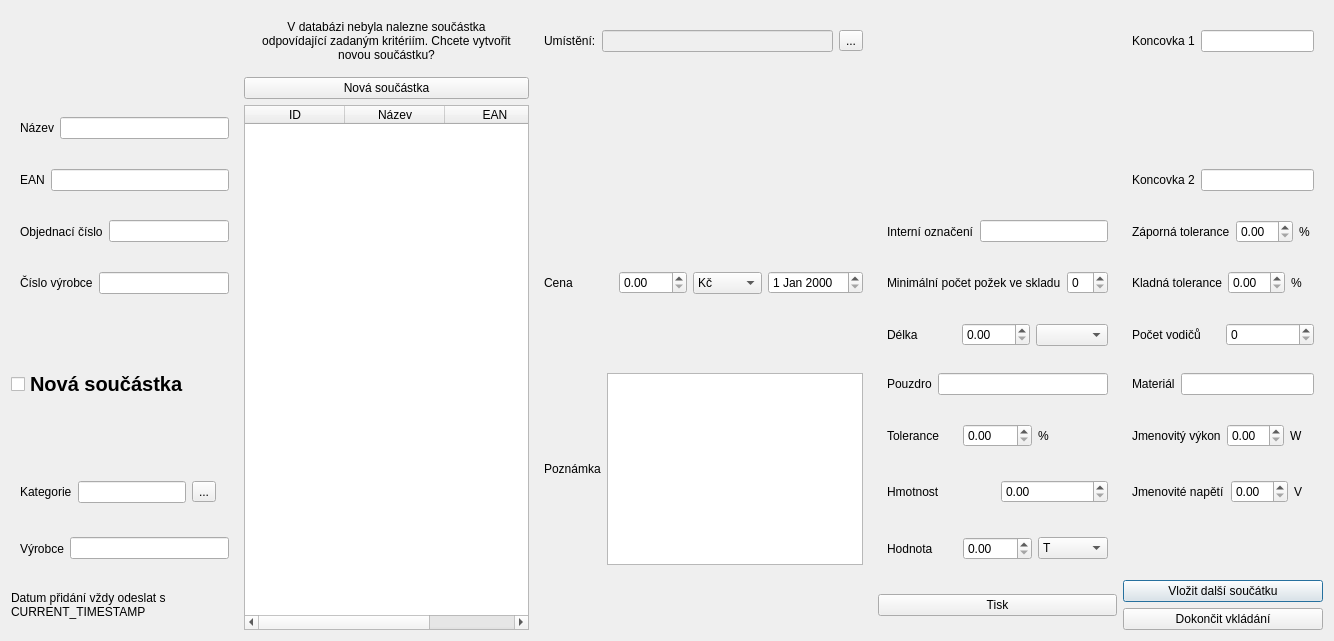
This is PPPart/prijem_novy_1.ui in Vcpavel31/PPPart as Qt 5 draws it before an edit. The edited form follows.
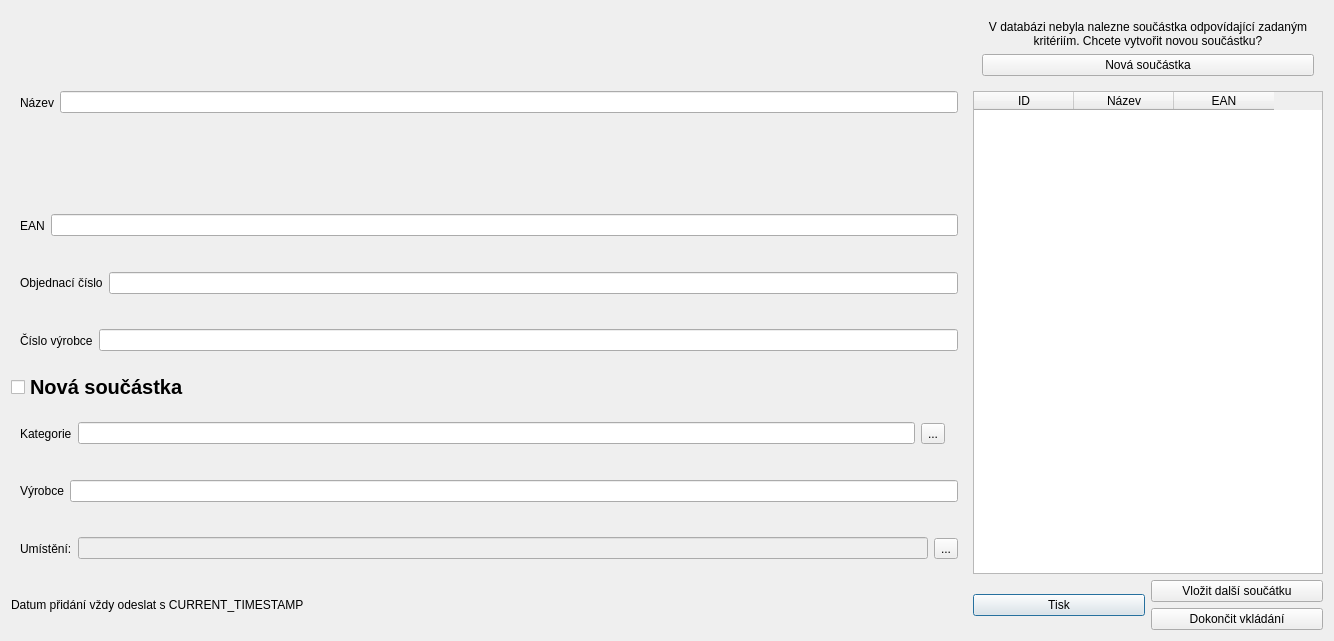
This is the edited form. Icons and pictures are not drawn.

Diff of the .ui file:
```diff
--- a/PPPart/prijem_novy_1.ui
+++ b/PPPart/prijem_novy_1.ui
@@ -14,494 +14,7 @@
    <string>Dialog</string>
   </property>
   <layout class="QGridLayout" name="gridLayout">
-   <item row="0" column="2">
-    <widget class="QWidget" name="Umisteni" native="true">
-     <layout class="QHBoxLayout" name="Umisteni_4">
-      <item>
-       <widget class="QLabel" name="Umisteni_1">
-        <property name="text">
-         <string>Umístění:</string>
-        </property>
-       </widget>
-      </item>
-      <item>
-       <widget class="QLineEdit" name="Umisteni_2">
-        <property name="enabled">
-         <bool>false</bool>
-        </property>
-       </widget>
-      </item>
-      <item>
-       <widget class="QToolButton" name="Umisteni_3">
-        <property name="text">
-         <string>...</string>
-        </property>
-       </widget>
-      </item>
-     </layout>
-    </widget>
-   </item>
-   <item row="7" column="3">
-    <widget class="QWidget" name="Pouzdro" native="true">
-     <layout class="QHBoxLayout" name="horizontalLayout_13">
-      <item>
-       <widget class="QLabel" name="Pouzdro_1">
-        <property name="text">
-         <string>Pouzdro</string>
-        </property>
-       </widget>
-      </item>
-      <item>
-       <widget class="QLineEdit" name="Pouzdro_2"/>
-      </item>
-     </layout>
-    </widget>
-   </item>
-   <item row="5" column="4">
-    <widget class="QWidget" name="Kladna_tolerance" native="true">
-     <layout class="QHBoxLayout" name="horizontalLayout_20">
-      <item>
-       <widget class="QLabel" name="Kladna_tolerance_1">
-        <property name="text">
-         <string>Kladná tolerance</string>
-        </property>
-       </widget>
-      </item>
-      <item>
-       <widget class="QDoubleSpinBox" name="Kladna_tolerance_2"/>
-      </item>
-      <item>
-       <widget class="QLabel" name="Kladna_tolerance_3">
-        <property name="text">
-         <string>%</string>
-        </property>
-       </widget>
-      </item>
-     </layout>
-    </widget>
-   </item>
-   <item row="8" column="3">
-    <widget class="QWidget" name="Tolerance" native="true">
-     <layout class="QHBoxLayout" name="horizontalLayout_14">
-      <item>
-       <widget class="QLabel" name="Tolerance_1">
-        <property name="text">
-         <string>Tolerance</string>
-        </property>
-       </widget>
-      </item>
-      <item>
-       <widget class="QDoubleSpinBox" name="Tolerance_2"/>
-      </item>
-      <item>
-       <widget class="QLabel" name="Tolerance_3">
-        <property name="text">
-         <string>%</string>
-        </property>
-       </widget>
-      </item>
-     </layout>
-    </widget>
-   </item>
-   <item row="9" column="0">
-    <widget class="QWidget" name="Kategorie" native="true">
-     <layout class="QHBoxLayout" name="horizontalLayout_4">
-      <item>
-       <widget class="QLabel" name="Kategorie_1">
-        <property name="text">
-         <string>Kategorie</string>
-        </property>
-       </widget>
-      </item>
-      <item>
-       <widget class="QLineEdit" name="Kategorie_2">
-        <property name="enabled">
-         <bool>true</bool>
-        </property>
-       </widget>
-      </item>
-      <item>
-       <widget class="QToolButton" name="Kategorie_3">
-        <property name="text">
-         <string>...</string>
-        </property>
-       </widget>
-      </item>
-      <item>
-       <widget class="QLabel" name="Kategorie_Warning">
-        <property name="enabled">
-         <bool>true</bool>
-        </property>
-        <property name="maximumSize">
-         <size>
-          <width>70</width>
-          <height>50</height>
-         </size>
-        </property>
-        <property name="text">
-         <string/>
-        </property>
-        <property name="pixmap">
-         <pixmap resource="breeze.qrc">:/dark/message_warning.svg</pixmap>
-        </property>
-        <property name="scaledContents">
-         <bool>true</bool>
-        </property>
-       </widget>
-      </item>
-     </layout>
-    </widget>
-   </item>
-   <item row="7" column="4">
-    <widget class="QWidget" name="Material" native="true">
-     <layout class="QHBoxLayout" name="horizontalLayout_22">
-      <item>
-       <widget class="QLabel" name="Material_1">
-        <property name="text">
-         <string>Materiál</string>
-        </property>
-       </widget>
-      </item>
-      <item>
-       <widget class="QLineEdit" name="Material_2"/>
-      </item>
-     </layout>
-    </widget>
-   </item>
-   <item row="10" column="3">
-    <widget class="QWidget" name="Hodnota" native="true">
-     <layout class="QHBoxLayout" name="horizontalLayout_16">
-      <item>
-       <widget class="QLabel" name="Hodnota_1">
-        <property name="text">
-         <string>Hodnota</string>
-        </property>
-       </widget>
-      </item>
-      <item>
-       <widget class="QDoubleSpinBox" name="Hodnota_2"/>
-      </item>
-      <item>
-       <widget class="QComboBox" name="Hodnota_3">
-        <item>
-         <property name="text">
-          <string>T</string>
-         </property>
-        </item>
-        <item>
-         <property name="text">
-          <string>G</string>
-         </property>
-        </item>
-        <item>
-         <property name="text">
-          <string>M</string>
-         </property>
-        </item>
-        <item>
-         <property name="text">
-          <string>K</string>
-         </property>
-        </item>
-        <item>
-         <property name="text">
-          <string>--</string>
-         </property>
-        </item>
-        <item>
-         <property name="text">
-          <string>m</string>
-         </property>
-        </item>
-        <item>
-         <property name="text">
-          <string>u</string>
-         </property>
-        </item>
-        <item>
-         <property name="text">
-          <string>n</string>
-         </property>
-        </item>
-        <item>
-         <property name="text">
-          <string>p</string>
-         </property>
-        </item>
-       </widget>
-      </item>
-     </layout>
-    </widget>
-   </item>
-   <item row="6" column="4">
-    <widget class="QWidget" name="Poc_vodicu" native="true">
-     <layout class="QHBoxLayout" name="horizontalLayout_21">
-      <item>
-       <widget class="QLabel" name="Poc_vodicu_1">
-        <property name="text">
-         <string>Počet vodičů</string>
-        </property>
-       </widget>
-      </item>
-      <item>
-       <widget class="QSpinBox" name="Poc_vodicu_2"/>
-      </item>
-     </layout>
-    </widget>
-   </item>
-   <item row="5" column="3">
-    <widget class="QWidget" name="Min_sklad" native="true">
-     <layout class="QHBoxLayout" name="horizontalLayout_12">
-      <item>
-       <widget class="QLabel" name="Min_sklad_1">
-        <property name="text">
-         <string>Minimální počet požek ve skladu</string>
-        </property>
-       </widget>
-      </item>
-      <item>
-       <widget class="QSpinBox" name="Min_sklad_2"/>
-      </item>
-     </layout>
-    </widget>
-   </item>
-   <item row="6" column="3">
-    <widget class="QWidget" name="Delka" native="true">
-     <layout class="QHBoxLayout" name="horizontalLayout_3">
-      <item>
-       <widget class="QLabel" name="Delka_1">
-        <property name="text">
-         <string>Délka</string>
-        </property>
-       </widget>
-      </item>
-      <item>
-       <widget class="QDoubleSpinBox" name="doubleSpinBox_9"/>
-      </item>
-      <item>
-       <widget class="QComboBox" name="Delka_3"/>
-      </item>
-     </layout>
-    </widget>
-   </item>
-   <item row="7" column="2" rowspan="4">
-    <widget class="QWidget" name="Poznamka" native="true">
-     <layout class="QHBoxLayout" name="horizontalLayout_8">
-      <item>
-       <widget class="QLabel" name="Poznamka_1">
-        <property name="text">
-         <string>Poznámka</string>
-        </property>
-       </widget>
-      </item>
-      <item>
-       <widget class="QPlainTextEdit" name="Poznamka_2"/>
-      </item>
-     </layout>
-    </widget>
-   </item>
-   <item row="9" column="3">
-    <widget class="QWidget" name="Hmotnost" native="true">
-     <layout class="QHBoxLayout" name="horizontalLayout_15">
-      <item>
-       <widget class="QLabel" name="Hmotnost_1">
-        <property name="text">
-         <string>Hmotnost</string>
-        </property>
-       </widget>
-      </item>
-      <item>
-       <widget class="QDoubleSpinBox" name="Hmotnost_2"/>
-      </item>
-     </layout>
-    </widget>
-   </item>
-   <item row="9" column="4">
-    <widget class="QWidget" name="Jme_napeti" native="true">
-     <layout class="QHBoxLayout" name="horizontalLayout_25">
-      <item>
-       <widget class="QLabel" name="Jme_napeti_1">
-        <property name="text">
-         <string>Jmenovité napětí</string>
-        </property>
-       </widget>
-      </item>
-      <item>
-       <widget class="QDoubleSpinBox" name="Jme_napeti_2"/>
-      </item>
-      <item>
-       <widget class="QLabel" name="Jme_napeti_3">
-        <property name="sizePolicy">
-         <sizepolicy hsizetype="Minimum" vsizetype="Minimum">
-          <horstretch>0</horstretch>
-          <verstretch>0</verstretch>
-         </sizepolicy>
-        </property>
-        <property name="text">
-         <string>V</string>
-        </property>
-       </widget>
-      </item>
-     </layout>
-    </widget>
-   </item>
-   <item row="5" column="0">
-    <widget class="QWidget" name="Vyr_cislo" native="true">
-     <layout class="QHBoxLayout" name="horizontalLayout_6">
-      <item>
-       <widget class="QLabel" name="Vyr_cislo_1">
-        <property name="text">
-         <string>Číslo výrobce</string>
-        </property>
-       </widget>
-      </item>
-      <item>
-       <widget class="QLineEdit" name="Vyr_cislo_2"/>
-      </item>
-     </layout>
-    </widget>
-   </item>
-   <item row="11" column="0" rowspan="2">
-    <widget class="QLabel" name="pozn">
-     <property name="text">
-      <string>Datum přidání vždy odeslat s CURRENT_TIMESTAMP</string>
-     </property>
-     <property name="scaledContents">
-      <bool>false</bool>
-     </property>
-     <property name="wordWrap">
-      <bool>true</bool>
-     </property>
-    </widget>
-   </item>
-   <item row="4" column="3">
-    <widget class="QWidget" name="Int_oznaceni" native="true">
-     <layout class="QHBoxLayout" name="horizontalLayout_27">
-      <item>
-       <widget class="QLabel" name="Int_oznaceni_1">
-        <property name="text">
-         <string>Interní označení</string>
-        </property>
-       </widget>
-      </item>
-      <item>
-       <widget class="QLineEdit" name="Int_oznaceni_2"/>
-      </item>
-     </layout>
-    </widget>
-   </item>
-   <item row="0" column="1">
-    <widget class="QWidget" name="NewPart" native="true">
-     <layout class="QVBoxLayout" name="verticalLayout">
-      <item>
-       <widget class="QLabel" name="label">
-        <property name="text">
-         <string>V databázi nebyla nalezne součástka odpovídající zadaným kritériím. Chcete vytvořit novou součástku?</string>
-        </property>
-        <property name="alignment">
-         <set>Qt::AlignCenter</set>
-        </property>
-        <property name="wordWrap">
-         <bool>true</bool>
-        </property>
-       </widget>
-      </item>
-     </layout>
-    </widget>
-   </item>
-   <item row="11" column="4">
-    <widget class="QPushButton" name="Next_part">
-     <property name="text">
-      <string>Vložit další součátku</string>
-     </property>
-    </widget>
-   </item>
-   <item row="2" column="0">
-    <widget class="QWidget" name="Nazev" native="true">
-     <layout class="QHBoxLayout" name="horizontalLayout_2">
-      <item>
-       <widget class="QLabel" name="Nazev_1">
-        <property name="text">
-         <string>Název</string>
-        </property>
-       </widget>
-      </item>
-      <item>
-       <widget class="QLineEdit" name="Nazev_2"/>
-      </item>
-     </layout>
-    </widget>
-   </item>
-   <item row="4" column="4">
-    <widget class="QWidget" name="Zaporna_tolerance" native="true">
-     <layout class="QHBoxLayout" name="horizontalLayout_19">
-      <item>
-       <widget class="QLabel" name="Zaporna_tolerance_1">
-        <property name="text">
-         <string>Záporná tolerance</string>
-        </property>
-       </widget>
-      </item>
-      <item>
-       <widget class="QDoubleSpinBox" name="Zaporna_tolerance_2"/>
-      </item>
-      <item>
-       <widget class="QLabel" name="Zaporna_tolerance_3">
-        <property name="text">
-         <string>%</string>
-        </property>
-       </widget>
-      </item>
-     </layout>
-    </widget>
-   </item>
-   <item row="8" column="4">
-    <widget class="QWidget" name="Jme_vykon" native="true">
-     <layout class="QHBoxLayout" name="horizontalLayout_24">
-      <item>
-       <widget class="QLabel" name="Jme_vykon_1">
-        <property name="text">
-         <string>Jmenovitý výkon</string>
-        </property>
-       </widget>
-      </item>
-      <item>
-       <widget class="QDoubleSpinBox" name="Jme_vykon_2"/>
-      </item>
-      <item>
-       <widget class="QLabel" name="Jme_vykon_3">
-        <property name="text">
-         <string>W</string>
-        </property>
-       </widget>
-      </item>
-     </layout>
-    </widget>
-   </item>
-   <item row="3" column="4">
-    <widget class="QWidget" name="Koncovka_2" native="true">
-     <layout class="QHBoxLayout" name="horizontalLayout_18">
-      <item>
-       <widget class="QLabel" name="Koncovka_2_1">
-        <property name="text">
-         <string>Koncovka 2</string>
-        </property>
-       </widget>
-      </item>
-      <item>
-       <widget class="QLineEdit" name="Koncovka_2_2"/>
-      </item>
-     </layout>
-    </widget>
-   </item>
-   <item row="12" column="4">
-    <widget class="QPushButton" name="Done">
-     <property name="text">
-      <string>Dokončit vkládání</string>
-     </property>
-    </widget>
-   </item>
-   <item row="3" column="0">
+   <item row="4" column="0">
     <widget class="QWidget" name="EAN" native="true">
      <layout class="QHBoxLayout" name="_4">
       <item>
@@ -517,69 +30,6 @@
      </layout>
     </widget>
    </item>
-   <item row="5" column="2">
-    <widget class="QWidget" name="Cena" native="true">
-     <layout class="QHBoxLayout" name="horizontalLayout_10">
-      <item>
-       <widget class="QLabel" name="Cena_1">
-        <property name="text">
-         <string>Cena</string>
-        </property>
-       </widget>
-      </item>
-      <item>
-       <widget class="QDoubleSpinBox" name="Cena_2"/>
-      </item>
-      <item>
-       <widget class="QComboBox" name="comboBox">
-        <item>
-         <property name="text">
-          <string>Kč</string>
-         </property>
-        </item>
-        <item>
-         <property name="text">
-          <string>€</string>
-         </property>
-        </item>
-        <item>
-         <property name="text">
-          <string>$</string>
-         </property>
-        </item>
-        <item>
-         <property name="text">
-          <string>£</string>
-         </property>
-        </item>
-       </widget>
-      </item>
-      <item>
-       <widget class="QDateEdit" name="Date_exchange">
-        <property name="enabled">
-         <bool>true</bool>
-        </property>
-       </widget>
-      </item>
-     </layout>
-    </widget>
-   </item>
-   <item row="10" column="0">
-    <widget class="QWidget" name="Vyrobce" native="true">
-     <layout class="QHBoxLayout" name="horizontalLayout_5">
-      <item>
-       <widget class="QLabel" name="Vyrobce_1">
-        <property name="text">
-         <string>Výrobce</string>
-        </property>
-       </widget>
-      </item>
-      <item>
-       <widget class="QLineEdit" name="Vyrobce_2"/>
-      </item>
-     </layout>
-    </widget>
-   </item>
    <item row="7" column="0">
     <widget class="QCheckBox" name="New_Part">
      <property name="font">
@@ -593,14 +43,23 @@
      </property>
     </widget>
    </item>
-   <item row="1" column="1">
-    <widget class="QPushButton" name="pushButton">
-     <property name="text">
-      <string>Nová součástka</string>
-     </property>
+   <item row="9" column="0">
+    <widget class="QWidget" name="Vyrobce" native="true">
+     <layout class="QHBoxLayout" name="horizontalLayout_5">
+      <item>
+       <widget class="QLabel" name="Vyrobce_1">
+        <property name="text">
+         <string>Výrobce</string>
+        </property>
+       </widget>
+      </item>
+      <item>
+       <widget class="QLineEdit" name="Vyrobce_2"/>
+      </item>
+     </layout>
     </widget>
    </item>
-   <item row="2" column="1" rowspan="11">
+   <item row="2" column="1" rowspan="9" colspan="2">
     <widget class="QTableWidget" name="tableWidget">
      <property name="autoFillBackground">
       <bool>true</bool>
@@ -643,30 +102,63 @@
      </column>
     </widget>
    </item>
-   <item row="0" column="4">
-    <widget class="QWidget" name="Koncovka_1" native="true">
-     <layout class="QHBoxLayout" name="horizontalLayout_17">
-      <item>
-       <widget class="QLabel" name="Koncovka_1_1">
-        <property name="text">
-         <string>Koncovka 1</string>
-        </property>
-       </widget>
-      </item>
-      <item>
-       <widget class="QLineEdit" name="Koncovka_1_2"/>
-      </item>
-     </layout>
-    </widget>
-   </item>
-   <item row="11" column="3" rowspan="2">
+   <item row="12" column="1" rowspan="2">
     <widget class="QPushButton" name="Print">
      <property name="text">
       <string>Tisk</string>
      </property>
     </widget>
    </item>
-   <item row="4" column="0">
+   <item row="1" column="1" colspan="2">
+    <widget class="QWidget" name="NewPart" native="true">
+     <layout class="QVBoxLayout" name="verticalLayout">
+      <item>
+       <widget class="QLabel" name="label">
+        <property name="text">
+         <string>V databázi nebyla nalezne součástka odpovídající zadaným kritériím. Chcete vytvořit novou součástku?</string>
+        </property>
+        <property name="alignment">
+         <set>Qt::AlignCenter</set>
+        </property>
+        <property name="wordWrap">
+         <bool>true</bool>
+        </property>
+       </widget>
+      </item>
+      <item>
+       <widget class="QPushButton" name="pushButton">
+        <property name="text">
+         <string>Nová součástka</string>
+        </property>
+       </widget>
+      </item>
+     </layout>
+    </widget>
+   </item>
+   <item row="1" column="0" rowspan="3">
+    <widget class="QWidget" name="Nazev" native="true">
+     <layout class="QHBoxLayout" name="horizontalLayout_2">
+      <item>
+       <widget class="QLabel" name="Nazev_1">
+        <property name="text">
+         <string>Název</string>
+        </property>
+       </widget>
+      </item>
+      <item>
+       <widget class="QLineEdit" name="Nazev_2"/>
+      </item>
+     </layout>
+    </widget>
+   </item>
+   <item row="12" column="2">
+    <widget class="QPushButton" name="Next_part">
+     <property name="text">
+      <string>Vložit další součátku</string>
+     </property>
+    </widget>
+   </item>
+   <item row="5" column="0">
     <widget class="QWidget" name="Obj_cislo" native="true">
      <layout class="QHBoxLayout" name="Obj_cislo_3">
       <item>
@@ -682,6 +174,134 @@
      </layout>
     </widget>
    </item>
+   <item row="8" column="0">
+    <widget class="QWidget" name="Kategorie" native="true">
+     <layout class="QHBoxLayout" name="horizontalLayout_4">
+      <item>
+       <widget class="QLabel" name="Kategorie_1">
+        <property name="text">
+         <string>Kategorie</string>
+        </property>
+       </widget>
+      </item>
+      <item>
+       <widget class="QLineEdit" name="Kategorie_2">
+        <property name="enabled">
+         <bool>true</bool>
+        </property>
+       </widget>
+      </item>
+      <item>
+       <widget class="QToolButton" name="Kategorie_3">
+        <property name="text">
+         <string>...</string>
+        </property>
+       </widget>
+      </item>
+      <item>
+       <widget class="QLabel" name="Kategorie_Warning">
+        <property name="enabled">
+         <bool>true</bool>
+        </property>
+        <property name="maximumSize">
+         <size>
+          <width>70</width>
+          <height>50</height>
+         </size>
+        </property>
+        <property name="text">
+         <string/>
+        </property>
+        <property name="pixmap">
+         <pixmap resource="breeze.qrc">:/dark/message_warning.svg</pixmap>
+        </property>
+        <property name="scaledContents">
+         <bool>true</bool>
+        </property>
+       </widget>
+      </item>
+     </layout>
+    </widget>
+   </item>
+   <item row="6" column="0">
+    <widget class="QWidget" name="Vyr_cislo" native="true">
+     <layout class="QHBoxLayout" name="horizontalLayout_6">
+      <item>
+       <widget class="QLabel" name="Vyr_cislo_1">
+        <property name="text">
+         <string>Číslo výrobce</string>
+        </property>
+       </widget>
+      </item>
+      <item>
+       <widget class="QLineEdit" name="Vyr_cislo_2"/>
+      </item>
+     </layout>
+    </widget>
+   </item>
+   <item row="10" column="0">
+    <widget class="QWidget" name="Umisteni" native="true">
+     <layout class="QHBoxLayout" name="Umisteni_4">
+      <item>
+       <widget class="QLabel" name="Umisteni_1">
+        <property name="text">
+         <string>Umístění:</string>
+        </property>
+       </widget>
+      </item>
+      <item>
+       <widget class="QLineEdit" name="Umisteni_2">
+        <property name="enabled">
+         <bool>false</bool>
+        </property>
+       </widget>
+      </item>
+      <item>
+       <widget class="QToolButton" name="Umisteni_3">
+        <property name="text">
+         <string>...</string>
+        </property>
+       </widget>
+      </item>
+     </layout>
+    </widget>
+   </item>
+   <item row="12" column="0" rowspan="2">
+    <widget class="QLabel" name="pozn">
+     <property name="text">
+      <string>Datum přidání vždy odeslat s CURRENT_TIMESTAMP</string>
+     </property>
+     <property name="scaledContents">
+      <bool>false</bool>
+     </property>
+     <property name="wordWrap">
+      <bool>true</bool>
+     </property>
+    </widget>
+   </item>
+   <item row="13" column="2">
+    <widget class="QPushButton" name="Done">
+     <property name="text">
+      <string>Dokončit vkládání</string>
+     </property>
+    </widget>
+   </item>
+   <item row="11" column="1" colspan="2">
+    <spacer name="horizontalSpacer">
+     <property name="orientation">
+      <enum>Qt::Horizontal</enum>
+     </property>
+     <property name="sizeType">
+      <enum>QSizePolicy::Fixed</enum>
+     </property>
+     <property name="sizeHint" stdset="0">
+      <size>
+       <width>350</width>
+       <height>0</height>
+      </size>
+     </property>
+    </spacer>
+   </item>
   </layout>
  </widget>
  <resources>
```
